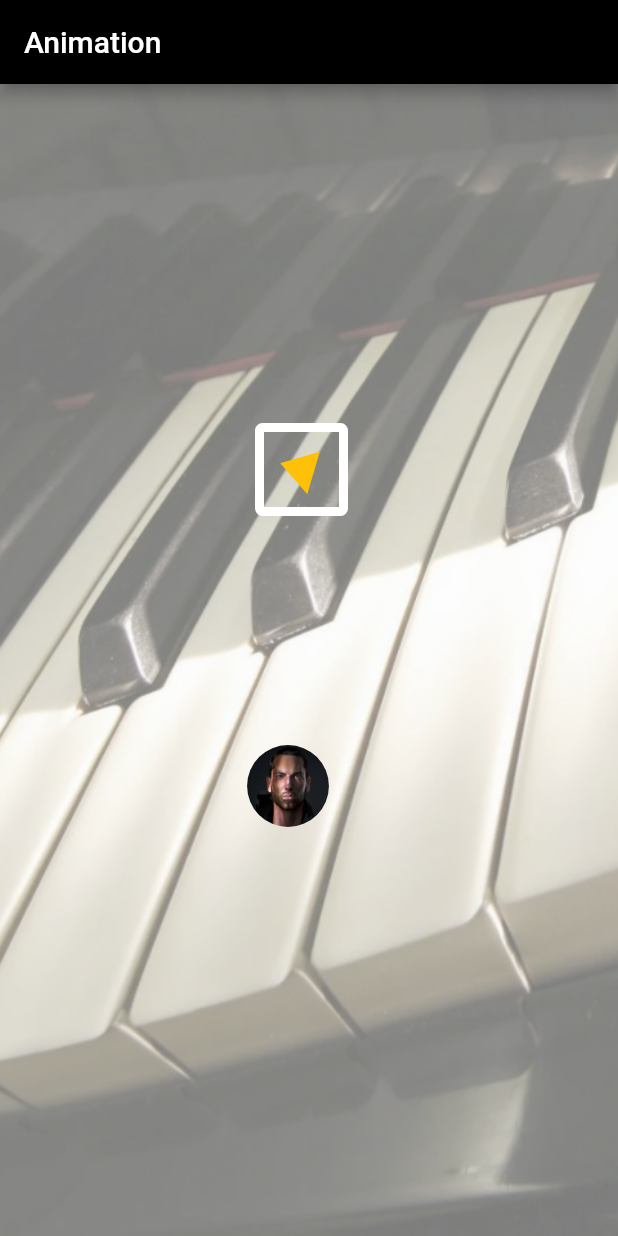
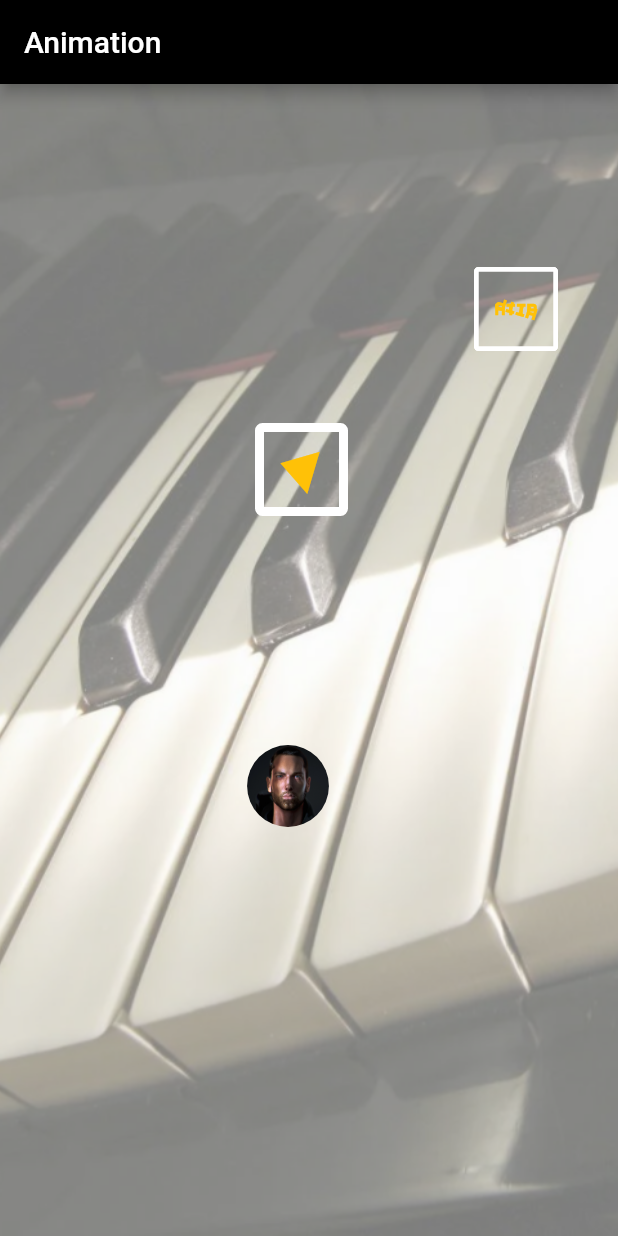
Before and after one commit to realalyeasin/tickermixin, a Flutter app: the screen it shows after launch, on a phone screen of 412 x 824 dp. Run offline on Flutter 3.47's test engine with Material 2 defaults, Android fonts, the phone set to English and light mode, and no system bars.

```diff
--- a/lib/HomeAnimation.dart
+++ b/lib/HomeAnimation.dart
@@ -10,7 +10,7 @@ class HomeAnimation extends StatefulWidget {
 class _HomeAnimationState extends State<HomeAnimation>
     with TickerProviderStateMixin {
   late Animation<double> _animation1;
-  late AnimationController _controller1, _controller2;
+  late AnimationController _controller1, _controller2, _controller3;
 
   @override
   void initState() {
@@ -18,6 +18,8 @@ class _HomeAnimationState extends State<HomeAnimation>
     _controller1 = AnimationController(
         vsync: this, duration: const Duration(milliseconds: 2200));
     _controller2 = AnimationController(
+        vsync: this, duration: const Duration(milliseconds: 200));
+    _controller3 = AnimationController(
         vsync: this, duration: const Duration(milliseconds: 200));
     _animation1 = Tween(begin: 0.5, end: 1.0).animate(
         CurvedAnimation(parent: _controller2, curve: Curves.easeInOut));
@@ -102,6 +104,64 @@ class _HomeAnimationState extends State<HomeAnimation>
                     )
                   ],
                 ),
+              )),
+          Positioned(
+              bottom: 590,
+              right: 40,
+              child: ScaleTransition(
+                scale: _controller2,
+                child: Column(
+                  children: [
+                    Container(
+                      decoration: BoxDecoration(
+                          borderRadius: BorderRadius.circular(3),
+                          border: Border.all(width: 3, color: Colors.white)),
+                      child: Container(
+                        height: 50,
+                        width: 50,
+                        decoration: const BoxDecoration(shape: BoxShape.circle),
+                        child: RotationTransition(
+                          turns: _controller1,
+                          child: const Icon(
+                            Icons.http,
+                            size: 30,
+                            color: Colors.amber,
+                          ),
+                        ),
+                      ),
+                    ),
+
+                  ],
+                ),
+              )),
+          Positioned(
+              bottom: 590,
+              right: 40,
+              child: ScaleTransition(
+                scale: _controller2,
+                child: Column(
+                  children: [
+                    Container(
+                      decoration: BoxDecoration(
+                          borderRadius: BorderRadius.circular(3),
+                          border: Border.all(width: 3, color: Colors.white)),
+                      child: Container(
+                        height: 50,
+                        width: 50,
+                        decoration: const BoxDecoration(shape: BoxShape.circle),
+                        child: RotationTransition(
+                          turns: _controller2,
+                          child: const Icon(
+                            Icons.http,
+                            size: 30,
+                            color: Colors.amber,
+                          ),
+                        ),
+                      ),
+                    ),
+
+                  ],
+                ),
               ))
         ],
       ),
```
